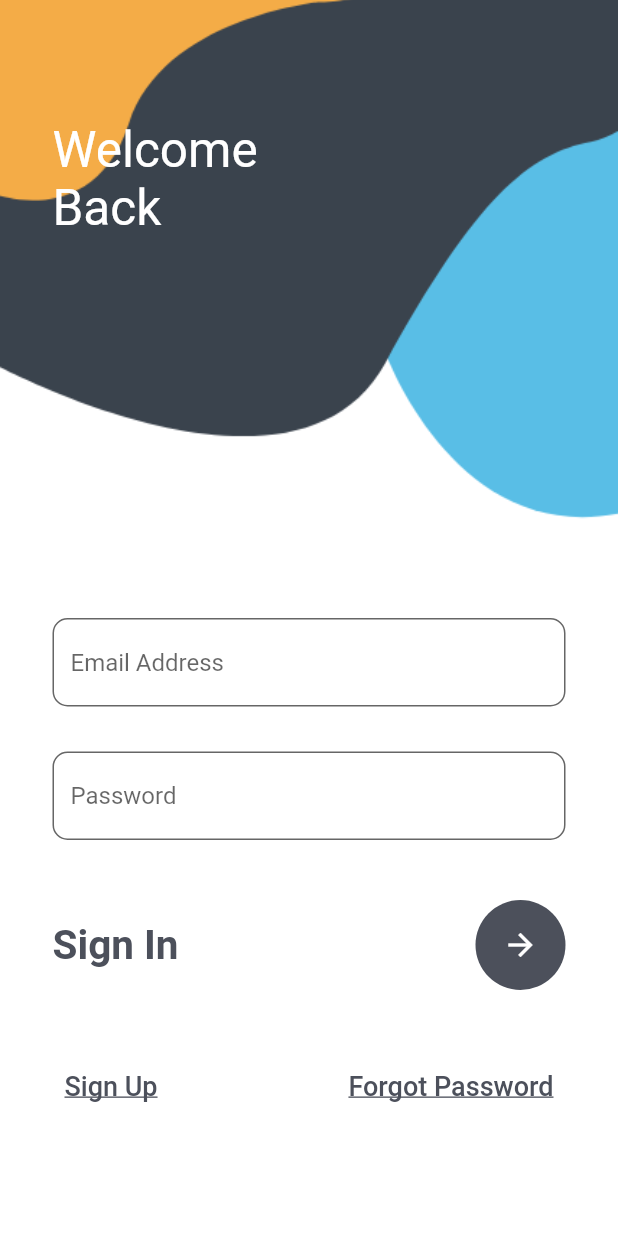
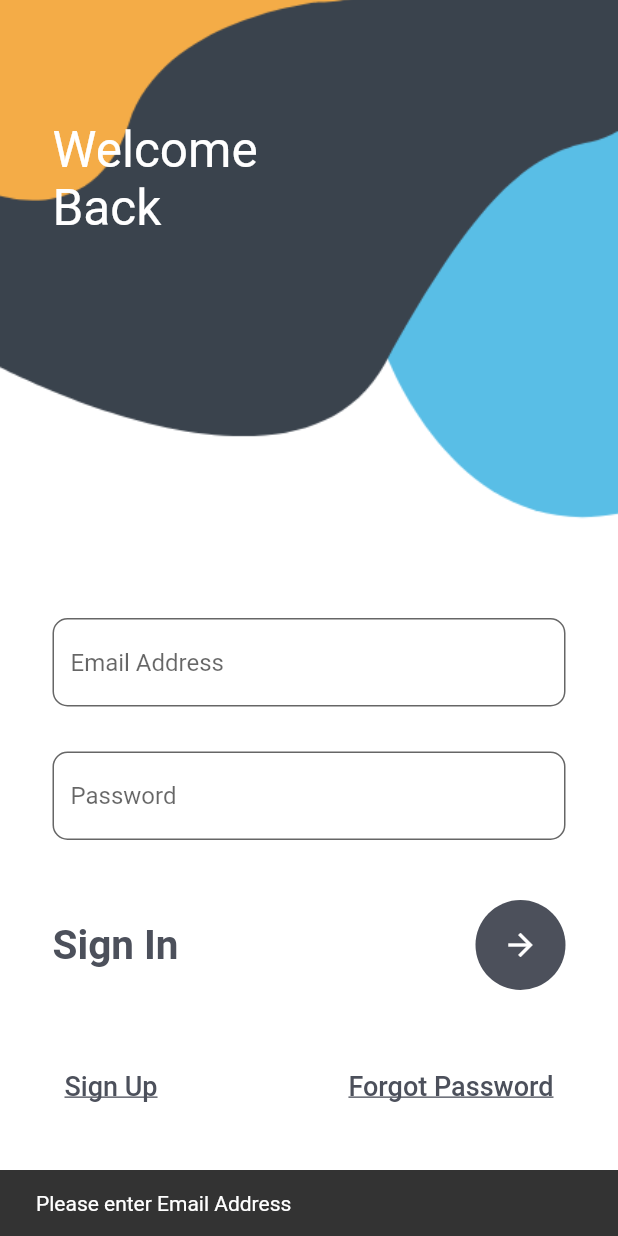
Before and after one commit to rachith/FlutterTraing, a Flutter app: the MyLogin screen opened by its route, after a tap on the "arrow forward" icon, on a phone screen of 412 x 824 dp. Run offline on Flutter 3.47's test engine with Material 2 defaults, Android fonts, the phone set to English and light mode, and no system bars; our stand-ins replace shared_preferences; accounts and stored records are empty.

Commit message:
Snackbar, SetState, init()

```diff
--- a/lib/login.dart
+++ b/lib/login.dart
@@ -1,4 +1,5 @@
 import 'package:flutter/material.dart';
+//import 'package:fluttertoast/fluttertoast.dart';
 import 'package:shared_preferences/shared_preferences.dart';
 
 class MyLogin extends StatefulWidget {
@@ -87,18 +88,35 @@ class _MyLoginState extends State<MyLogin> {
                           final prefs = await SharedPreferences.getInstance();
                           email = prefs.get("email");
                           password = prefs.get("pswd");
-
                           print(email);
                           print(password);
 
-                          if (_emailController.text == email) {
-                            if (_passwordController.text == password) {
-                              Navigator.pushNamed(context, 'profile');
+                          if (_emailController.text.isNotEmpty) {
+                            if (_passwordController.text.isNotEmpty) {
+                              if (_emailController.text == email) {
+                                if (_passwordController.text == password) {
+                                  ScaffoldMessenger.of(context).showSnackBar(
+                                      snackBarContent(
+                                          "Login completed!!!!!!!!!!"));
+                                  Navigator.pushNamed(context, 'profile');
+                                } else {
+                                  ScaffoldMessenger.of(context).showSnackBar(
+                                      snackBarContent(
+                                          "password entered wrong"));
+                                 // displayToast("password entered wrong");
+                                }
+                              } else {
+                                ScaffoldMessenger.of(context).showSnackBar(
+                                    snackBarContent("Email entered wrong"));
+                               // displayToast("Email entered wrong");
+                              }
                             } else {
-                              print("password entered wrong");
+                              ScaffoldMessenger.of(context).showSnackBar(
+                                  snackBarContent("Please enter Password"));
                             }
                           } else {
-                            print("Email entered wrong");
+                            ScaffoldMessenger.of(context).showSnackBar(
+                                snackBarContent("Please enter Email Address"));
                           }
 
                           //
@@ -146,4 +164,23 @@ class _MyLoginState extends State<MyLogin> {
       ),
     );
   }
+
+  Widget snackBarContent(String snackText) {
+    return SnackBar(
+      content: Text(snackText),
+    );
+  }
+
+/*  void displayToast(String toastText){
+     Fluttertoast.showToast(
+        msg: toastText,
+        toastLength: Toast.LENGTH_SHORT,
+        gravity: ToastGravity.CENTER,
+        timeInSecForIosWeb: 1,
+        backgroundColor: Colors.red,
+        textColor: Colors.white,
+        fontSize: 16.0
+    );
+  }*/
+
 }
```
Also changed, not shown: lib/profile.dart (+34 -2 lines), lib/register.dart (+22 -0 lines).
